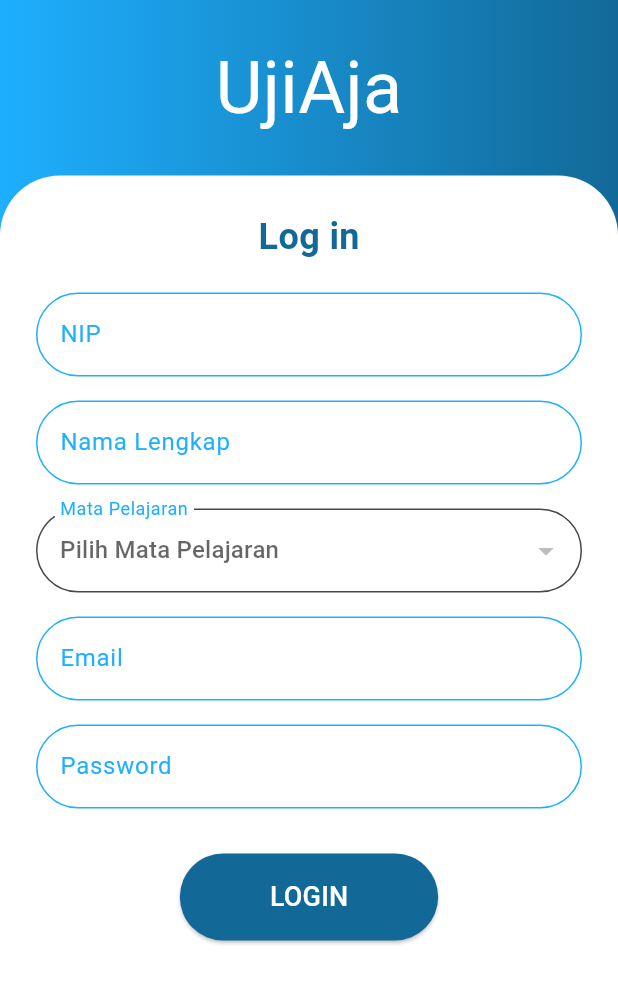
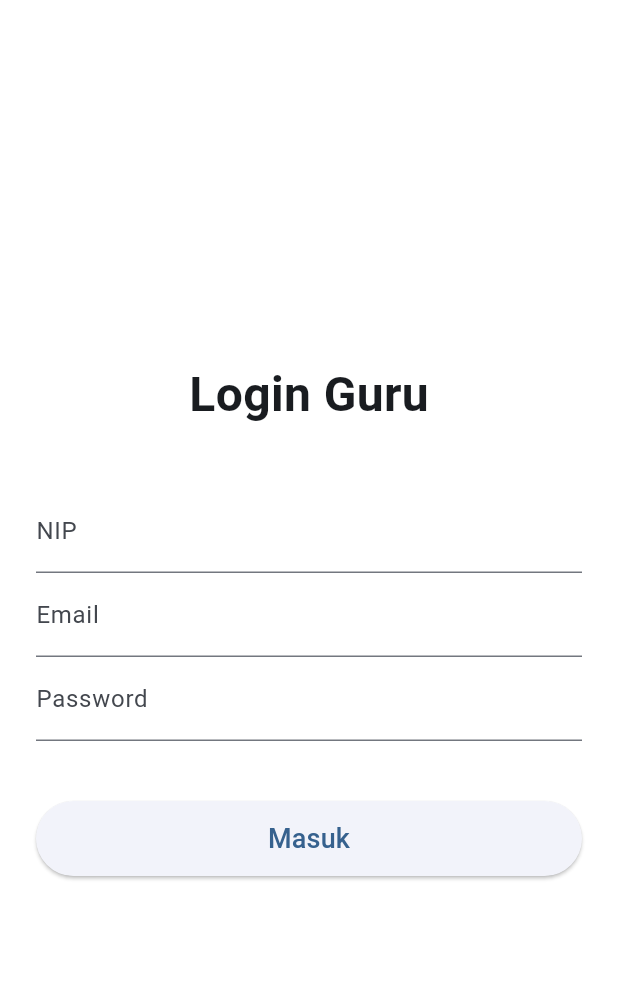
Before and after one commit to xdrftc/UjiAja2, a Flutter app: the screen it shows after launch, on a phone screen of 412 x 824 dp. Shown: the top 983 px of the screen. Run offline on Flutter 3.47's test engine with Material 3 defaults, Android fonts, the phone set to English and light mode, and no system bars; our stand-ins replace firebase_core, flutter_riverpod, go_router, lottie, supabase_flutter; accounts and stored records are empty; Roboto replaces fonts that are missing (LeckerliOne, Poppins).

Commit message:
initial commit

```diff
--- a/lib/screen/guru/loginGuru.dart
+++ b/lib/screen/guru/loginGuru.dart
@@ -1,208 +1,117 @@
-// lib/screen/guru/login_guru.dart
+// lib/screen/guru/loginGuru.dart
+
 import 'package:flutter/material.dart';
-import 'package:supabase_flutter/supabase_flutter.dart';
-import 'package:ujiaja/screen/guru/homescreenGuru.dart';
+import 'package:flutter_riverpod/flutter_riverpod.dart';
+import 'package:go_router/go_router.dart';
+import '../../provider/authProvider.dart';
 
-final supabase = Supabase.instance.client;
+class LoginGuru extends ConsumerStatefulWidget {
+  const LoginGuru({super.key});
 
-class LoginGuru extends StatefulWidget {
-  const LoginGuru({super.key});
   @override
-  State<LoginGuru> createState() => _LoginGuruState();
+  ConsumerState<LoginGuru> createState() => _LoginGuruState();
 }
 
-class _LoginGuruState extends State<LoginGuru> {
+class _LoginGuruState extends ConsumerState<LoginGuru> {
   final _nipController = TextEditingController();
-  final _namaController = TextEditingController();
   final _emailController = TextEditingController();
   final _passwordController = TextEditingController();
-  String? _selectedMapel;
-  List<String> _mapelList = [];
-  bool _isLoading = false;
+
+  bool isLoading = false;
+  String? errorMessage;
 
   @override
-  void initState() {
-    super.initState();
-    _loadMapel();
+  void dispose() {
+    _nipController.dispose();
+    _emailController.dispose();
+    _passwordController.dispose();
+    super.dispose();
   }
 
-  Future<void> _loadMapel() async {
-    final res = await supabase
-        .from('mata_pelajaran')
-        .select('nama')
-        .order('nama');
-    setState(() => _mapelList = res.map((e) => e['nama'] as String).toList());
-  }
+  Future<void> _login() async {
+    if (isLoading) return;
 
-  Future<void> _loginOrRegister() async {
-    final nip = _nipController.text.trim();
-    final nama = _namaController.text.trim();
-    final email = _emailController.text.trim();
-    final password = _passwordController.text.trim();
+    setState(() {
+      isLoading = true;
+      errorMessage = null;
+    });
 
-    if (nip.length != 18 || !RegExp(r'^\d+$').hasMatch(nip)) {
-      _showSnack("NIP harus 18 digit angka");
-      return;
+    try {
+      await ref
+          .read(authProvider.notifier)
+          .signIn(
+            nip: _nipController.text.trim(),
+            email: _emailController.text.trim(),
+            password: _passwordController.text,
+          );
+
+      // INI PALING PENTING: CEK mounted SEBELUM PINDAH HALAMAN
+      if (!mounted) return;
+
+      context.go('/homescreenGuru');
+    } catch (e) {
+      // INI JUGA HARUS DICEK
+      if (!mounted) return;
+
+      setState(() {
+        errorMessage = e.toString().replaceAll('Exception: ', '');
+      });
+    } finally {
+      // HANYA JALANKAN KALAU MASIH MOUNTED
+      if (mounted) {
+        setState(() {
+          isLoading = false;
+        });
+      }
     }
-    if (nama.isEmpty ||
-        email.isEmpty ||
-        password.isEmpty ||
-        _selectedMapel == null) {
-      _showSnack("Semua field wajib diisi");
-      return;
-    }
-
-    setState(() => _isLoading = true);
-    try {
-      final existing = await supabase
-          .from('guru')
-          .select()
-          .eq('nip', nip)
-          .maybeSingle();
-
-      if (existing != null) {
-        final data = existing as Map;
-        if (data['nama'] != nama || data['email'] != email) {
-          _showSnack("Data tidak sesuai");
-          return;
-        }
-      }
-
-      try {
-        await supabase.auth.signInWithPassword(
-          email: email,
-          password: password,
-        );
-      } on AuthException catch (e) {
-        if (e.message.contains('Invalid')) {
-          await supabase.auth.signUp(
-            email: email,
-            password: password,
-            data: {
-              'nip': nip,
-              'nama': nama,
-              'mata_pelajaran': _selectedMapel,
-              'role': 'guru',
-            },
-          );
-        } else {
-          rethrow;
-        }
-      }
-
-      if (mounted) {
-        Navigator.pushReplacement(
-          context,
-          MaterialPageRoute(builder: (_) => const HomescreenGuru()),
-        );
-      }
-    } catch (e) {
-      _showSnack("Error: $e");
-    } finally {
-      setState(() => _isLoading = false);
-    }
-  }
-
-  void _showSnack(String msg) {
-    ScaffoldMessenger.of(context).showSnackBar(SnackBar(content: Text(msg)));
   }
 
   @override
   Widget build(BuildContext context) {
     return Scaffold(
-      body: Container(
-        decoration: const BoxDecoration(
-          gradient: LinearGradient(
-            colors: [Color(0xFF1EAFFE), Color(0xFF126998)],
-          ),
-        ),
-        child: SafeArea(
+      backgroundColor: Colors.white,
+      body: SafeArea(
+        child: Padding(
+          padding: const EdgeInsets.all(24),
           child: Column(
+            mainAxisAlignment: MainAxisAlignment.center,
             children: [
-              const Padding(
-                padding: EdgeInsets.all(24),
-                child: Text(
-                  'UjiAja',
-                  style: TextStyle(
-                    fontSize: 48,
-                    color: Colors.white,
-                    fontFamily: 'LeckerliOne',
-                  ),
-                ),
+              // Logo atau judul
+              const Text(
+                'Login Guru',
+                style: TextStyle(fontSize: 32, fontWeight: FontWeight.bold),
               ),
-              Expanded(
-                child: Container(
-                  decoration: const BoxDecoration(
-                    color: Colors.white,
-                    borderRadius: BorderRadius.vertical(
-                      top: Radius.circular(40),
-                    ),
-                  ),
-                  padding: const EdgeInsets.all(24),
-                  child: SingleChildScrollView(
-                    child: Column(
-                      children: [
-                        const Text(
-                          "Log in",
-                          style: TextStyle(
-                            fontSize: 24,
-                            fontWeight: FontWeight.bold,
-                            color: Color(0xFF126998),
-                          ),
-                        ),
-                        const SizedBox(height: 20),
-                        _textField(
-                          "NIP",
-                          _nipController,
-                          keyboardType: TextInputType.number,
-                        ),
-                        const SizedBox(height: 16),
-                        _textField("Nama Lengkap", _namaController),
-                        const SizedBox(height: 16),
-                        _dropdown(
-                          "Mata Pelajaran",
-                          _selectedMapel,
-                          _mapelList,
-                          (v) => setState(() => _selectedMapel = v),
-                        ),
-                        const SizedBox(height: 16),
-                        _textField(
-                          "Email",
-                          _emailController,
-                          keyboardType: TextInputType.emailAddress,
-                        ),
-                        const SizedBox(height: 16),
-                        _textField(
-                          "Password",
-                          _passwordController,
-                          obscureText: true,
-                        ),
-                        const SizedBox(height: 30),
-                        _isLoading
-                            ? const CircularProgressIndicator()
-                            : ElevatedButton(
-                                onPressed: _loginOrRegister,
-                                style: ElevatedButton.styleFrom(
-                                  backgroundColor: const Color(0xFF126998),
-                                  padding: const EdgeInsets.symmetric(
-                                    vertical: 16,
-                                    horizontal: 60,
-                                  ),
-                                  shape: RoundedRectangleBorder(
-                                    borderRadius: BorderRadius.circular(30),
-                                  ),
-                                ),
-                                child: const Text(
-                                  "LOGIN",
-                                  style: TextStyle(
-                                    fontSize: 18,
-                                    color: Colors.white,
-                                  ),
-                                ),
-                              ),
-                      ],
-                    ),
-                  ),
+              const SizedBox(height: 40),
+
+              TextField(
+                controller: _nipController,
+                decoration: const InputDecoration(labelText: 'NIP'),
+              ),
+              TextField(
+                controller: _emailController,
+                decoration: const InputDecoration(labelText: 'Email'),
+              ),
+              TextField(
+                controller: _passwordController,
+                decoration: const InputDecoration(labelText: 'Password'),
+                obscureText: true,
+              ),
+
+              const SizedBox(height: 20),
+
+              if (errorMessage != null)
+                Text(errorMessage!, style: const TextStyle(color: Colors.red)),
+
+              const SizedBox(height: 20),
+
+              SizedBox(
+                width: double.infinity,
+                height: 50,
+                child: ElevatedButton(
+                  onPressed: isLoading ? null : _login,
+                  child: isLoading
+                      ? const CircularProgressIndicator(color: Colors.white)
+                      : const Text('Masuk', style: TextStyle(fontSize: 18)),
                 ),
               ),
             ],
@@ -211,57 +120,4 @@ class _LoginGuruState extends State<LoginGuru> {
       ),
     );
   }
-
-  Widget _textField(
-    String label,
-    TextEditingController controller, {
-    TextInputType? keyboardType,
-    bool obscureText = false,
-  }) {
-    return TextField(
-      controller: controller,
-      keyboardType: keyboardType,
-      obscureText: obscureText,
-      decoration: InputDecoration(
-        labelText: label,
-        labelStyle: const TextStyle(color: Color(0xFF1EAFFE)),
-        filled: true,
-        fillColor: Colors.white,
-        border: OutlineInputBorder(
-          borderRadius: BorderRadius.circular(30),
-          borderSide: const BorderSide(color: Color(0xFF1EAFFE)),
-        ),
-        enabledBorder: OutlineInputBorder(
-          borderRadius: BorderRadius.circular(30),
-          borderSide: const BorderSide(color: Color(0xFF1EAFFE)),
-        ),
-      ),
-    );
-  }
-
-  Widget _dropdown(
-    String label,
-    String? value,
-    List<String> items,
-    Function(String?) onChanged,
-  ) {
-    return DropdownButtonFormField<String>(
-      value: value,
-      hint: Text("Pilih $label"),
-      items: items
-          .map((e) => DropdownMenuItem(value: e, child: Text(e)))
-          .toList(),
-      onChanged: onChanged,
-      decoration: InputDecoration(
-        labelText: label,
-        labelStyle: const TextStyle(color: Color(0xFF1EAFFE)),
-        filled: true,
-        fillColor: Colors.white,
-        border: OutlineInputBorder(
-          borderRadius: BorderRadius.circular(30),
-          borderSide: const BorderSide(color: Color(0xFF1EAFFE)),
-        ),
-      ),
-    );
-  }
 }
```
